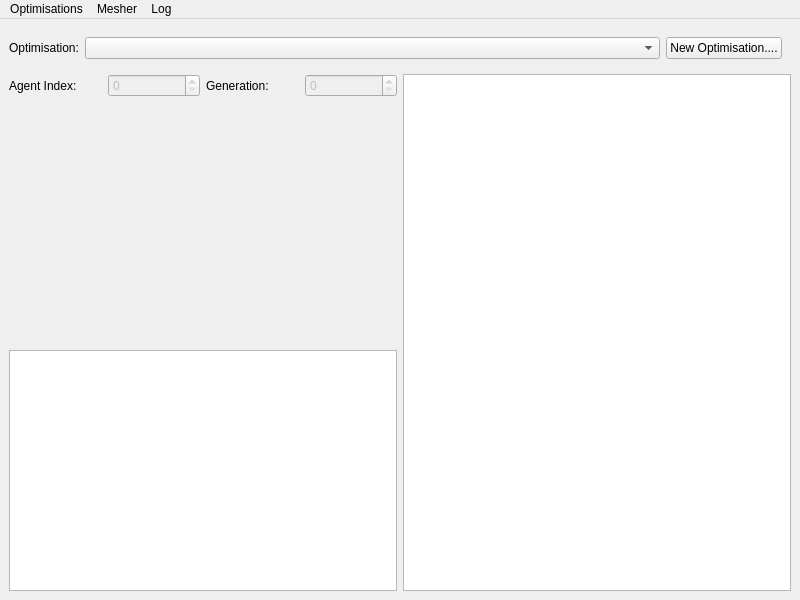
DrBenEvans/AerOptGUI, file Gui/MainWindow.ui: the form before one commit.
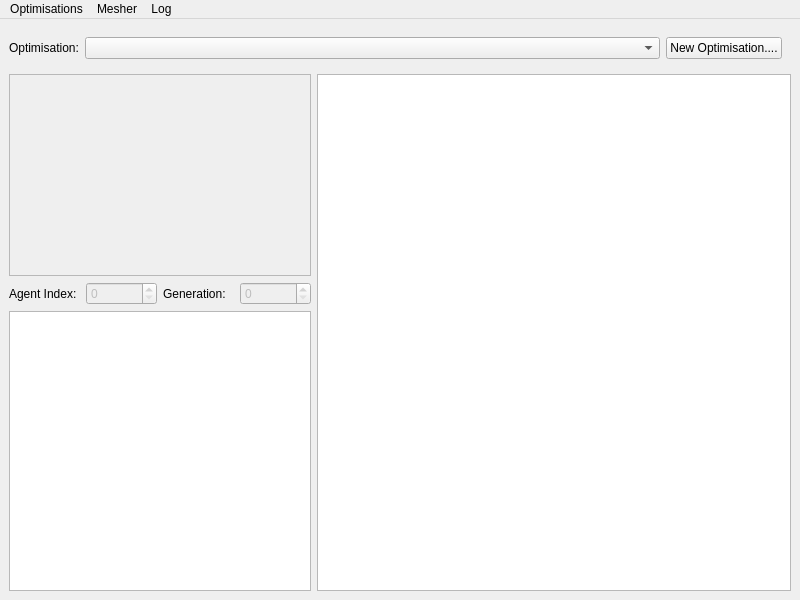
The form after the commit. Custom widgets are drawn as their Qt base class.

Commit message: asthetic changes to MainWindow

Diff of the .ui file:
```diff
--- a/Gui/MainWindow.ui
+++ b/Gui/MainWindow.ui
@@ -14,7 +14,7 @@
    <string>MainWindow</string>
   </property>
   <widget class="QWidget" name="centralwidget">
-   <layout class="QVBoxLayout" name="verticalLayout_2">
+   <layout class="QVBoxLayout" name="verticalLayout_3">
     <item>
      <widget class="QWidget" name="widget" native="true">
       <layout class="QHBoxLayout" name="horizontalLayout">
@@ -57,7 +57,65 @@
     <item>
      <layout class="QHBoxLayout" name="horizontalLayout_2">
       <item>
-       <layout class="QVBoxLayout" name="verticalLayout">
+       <layout class="QVBoxLayout" name="verticalLayout_2">
+        <property name="spacing">
+         <number>-1</number>
+        </property>
+        <item>
+         <widget class="QFrame" name="frame">
+          <property name="sizePolicy">
+           <sizepolicy hsizetype="Minimum" vsizetype="Minimum">
+            <horstretch>0</horstretch>
+            <verstretch>0</verstretch>
+           </sizepolicy>
+          </property>
+          <property name="minimumSize">
+           <size>
+            <width>200</width>
+            <height>200</height>
+           </size>
+          </property>
+          <property name="frameShape">
+           <enum>QFrame::StyledPanel</enum>
+          </property>
+          <property name="frameShadow">
+           <enum>QFrame::Raised</enum>
+          </property>
+          <layout class="QVBoxLayout" name="verticalLayout">
+           <property name="spacing">
+            <number>0</number>
+           </property>
+           <property name="leftMargin">
+            <number>0</number>
+           </property>
+           <property name="topMargin">
+            <number>0</number>
+           </property>
+           <property name="rightMargin">
+            <number>0</number>
+           </property>
+           <property name="bottomMargin">
+            <number>0</number>
+           </property>
+           <item>
+            <widget class="PlotterWidget" name="fitnessPlot" native="true">
+             <property name="sizePolicy">
+              <sizepolicy hsizetype="Minimum" vsizetype="Minimum">
+               <horstretch>0</horstretch>
+               <verstretch>0</verstretch>
+              </sizepolicy>
+             </property>
+             <property name="minimumSize">
+              <size>
+               <width>300</width>
+               <height>200</height>
+              </size>
+             </property>
+            </widget>
+           </item>
+          </layout>
+         </widget>
+        </item>
         <item>
          <layout class="QGridLayout" name="gridLayout">
           <item row="0" column="0">
@@ -91,24 +149,15 @@
          </layout>
         </item>
         <item>
-         <widget class="PlotterWidget" name="fitnessPlot" native="true">
+         <widget class="QTextEdit" name="logText">
           <property name="sizePolicy">
-           <sizepolicy hsizetype="MinimumExpanding" vsizetype="MinimumExpanding">
+           <sizepolicy hsizetype="Preferred" vsizetype="MinimumExpanding">
             <horstretch>0</horstretch>
             <verstretch>0</verstretch>
            </sizepolicy>
           </property>
-          <property name="minimumSize">
-           <size>
-            <width>200</width>
-            <height>200</height>
-           </size>
-          </property>
          </widget>
         </item>
-        <item>
-         <widget class="QTextEdit" name="logText"/>
-        </item>
        </layout>
       </item>
       <item>
```
